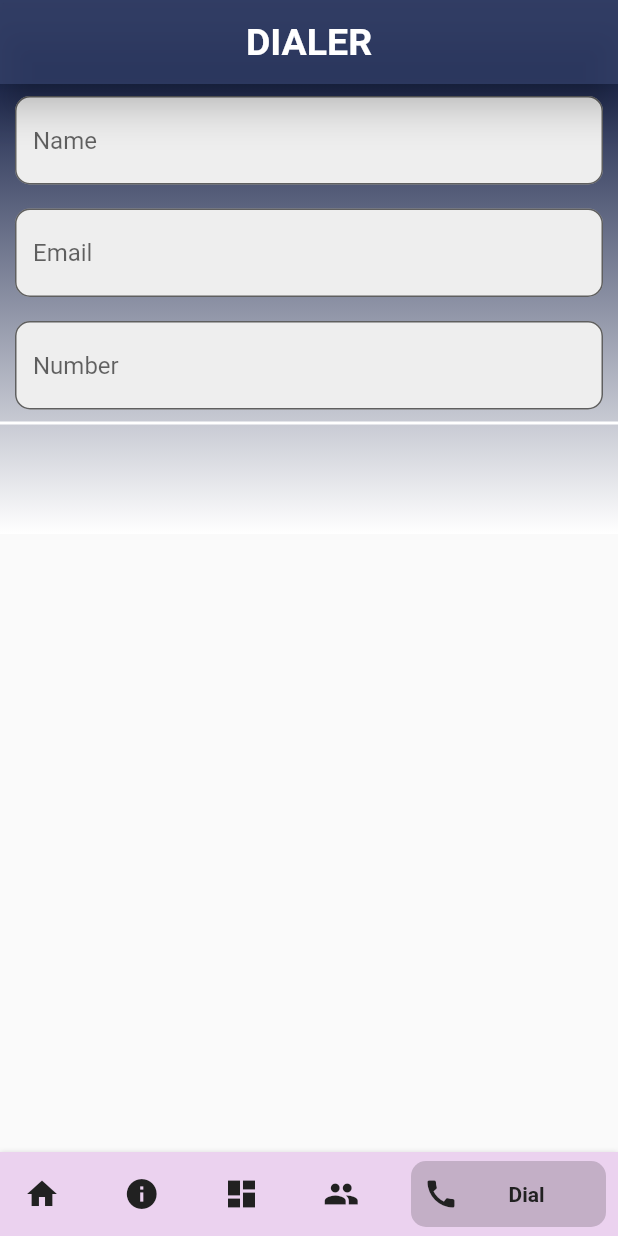
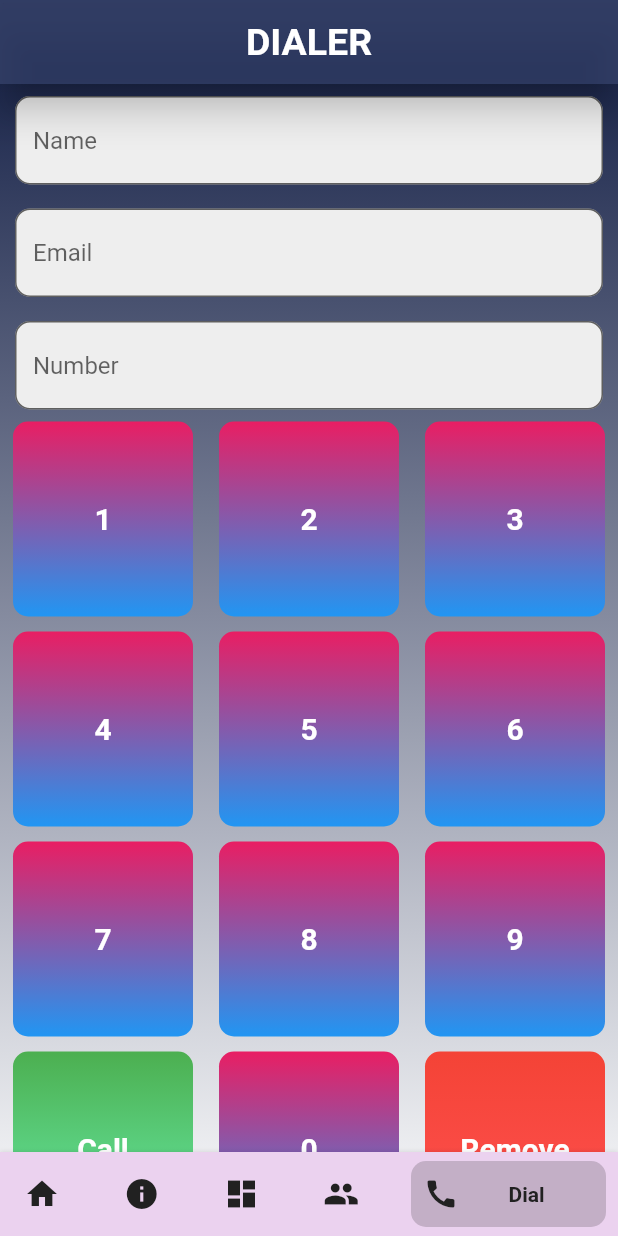
Before and after one commit to Awaizkazi/state_management, a Flutter app: the screen it shows after launch, item 5 of the bottom bar chosen, on a phone screen of 412 x 824 dp. Run offline on Flutter 3.47's test engine with Material 2 defaults, Android fonts, the phone set to English and light mode, and no system bars; drawn by our look-alikes of bottom_navy_bar; our stand-ins replace get.

Commit message:
Dial Screen Completed

```diff
--- a/lib/UpOnly Login/Screens/dial_screen.dart
+++ b/lib/UpOnly Login/Screens/dial_screen.dart
@@ -20,11 +20,13 @@ class _Dial_ScreenState extends State<Dial_Screen> {
           style: TextStyle(fontSize: 25, fontWeight: FontWeight.w700),
         ),
       ),
-      body: Column(
+      body: Container(
+        width: 700,
+        height: 900,
+        child: SingleChildScrollView(
+          child: Column(
             children: [
               Container(
-            width: 500,
-            height: 300,
                 decoration: BoxDecoration(
                   gradient: LinearGradient(
                     colors: [
@@ -36,15 +38,58 @@ class _Dial_ScreenState extends State<Dial_Screen> {
                   ),
                 ),
                 child: Column(
+                  mainAxisAlignment: MainAxisAlignment.spaceAround,
                   children: [
                     TextFields('Name'),
                     TextFields('Email'),
                     TextFields('Number'),
-                NumbersDialPad(Colors.blue),
+                    // Assign a Linear gradient Color
+                    // Row 1
+                    Row(
+                      mainAxisAlignment: MainAxisAlignment.spaceAround,
+                      children: [
+                        NumbersDialPad(Colors.pink, Colors.blue, 1),
+                        NumbersDialPad(Colors.pink, Colors.blue, 2),
+                        NumbersDialPad(Colors.pink, Colors.blue, 3),
+                      ],
+                    ),
+                    spacing(),
+                    // Row 2
+                    Row(
+                      mainAxisAlignment: MainAxisAlignment.spaceAround,
+                      children: [
+                        NumbersDialPad(Colors.pink, Colors.blue, 4),
+                        NumbersDialPad(Colors.pink, Colors.blue, 5),
+                        NumbersDialPad(Colors.pink, Colors.blue, 6),
+                      ],
+                    ),
+                    spacing(),
+                    // Row 3
+                    Row(
+                      mainAxisAlignment: MainAxisAlignment.spaceAround,
+                      children: [
+                        NumbersDialPad(Colors.pink, Colors.blue, 7),
+                        NumbersDialPad(Colors.pink, Colors.blue, 8),
+                        NumbersDialPad(Colors.pink, Colors.blue, 9),
+                      ],
+                    ),
+                    spacing(),
+                    // Row 4
+                    Row(
+                      mainAxisAlignment: MainAxisAlignment.spaceAround,
+                      children: [
+                        NumbersDialPad(
+                            Colors.green, Colors.greenAccent, 'Call'),
+                        NumbersDialPad(Colors.pink, Colors.blue, 0),
+                        NumbersDialPad(Colors.red, Colors.redAccent, 'Remove'),
+                      ],
+                    ),
                   ],
                 ),
               ),
             ],
+          ),
+        ),
       ),
     );
   }
@@ -70,16 +115,33 @@ class _Dial_ScreenState extends State<Dial_Screen> {
     );
   }
 
-  Widget heightSpacer(double myHeight) {
+  Widget spacing() {
     return SizedBox(
-      height: myHeight,
+      height: 10.0,
     );
   }
 
-  Widget NumbersDialPad(Color) {
+  Widget NumbersDialPad(Colour, Colours, numbers) {
     return Container(
+      width: 120,
+      height: 130,
       decoration: BoxDecoration(
-        border: Border.all(color: Colors.white),
+        gradient: LinearGradient(
+          colors: [Colour, Colours],
+          begin: Alignment.topCenter,
+          end: Alignment.bottomCenter,
+        ),
+        borderRadius: BorderRadius.circular(10),
+      ),
+      child: Center(
+        child: Text(
+          numbers.toString(),
+          style: TextStyle(
+            fontSize: 20,
+            fontWeight: FontWeight.bold,
+            color: Colors.white,
+          ),
+        ),
       ),
     );
   }
```
Also changed, not shown: lib/UpOnly Login/Screens/home_Screen.dart (line endings or trailing spaces). Lines whose indentation alone changed are shown as unchanged.
